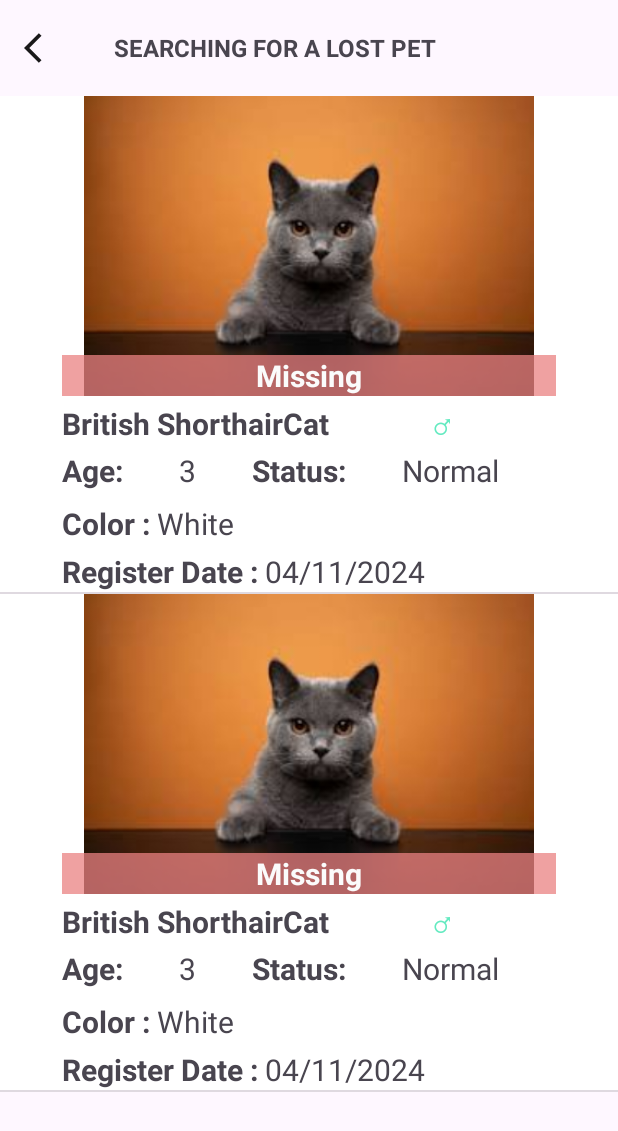
After one commit to vvvjey/Pet_Finder_Appp, an Android app: the SearchingLostPetActivity screen opened directly, with no data from a screen before it, on a phone screen of 412 x 824 dp. The commit adds this screen. Shown: the top 1131 px of the screen. Run offline under Robolectric (Android 15) with nearby library versions, the phone set to English and light mode, and no system bars.

Commit message:
SearchingLostPetActivitt

```diff
--- a/app/src/main/AndroidManifest.xml
+++ b/app/src/main/AndroidManifest.xml
@@ -12,6 +12,11 @@
         android:supportsRtl="true"
         android:theme="@style/Theme.Pet_Finder_App"
         tools:targetApi="31">
+        <activity android:name=".SearchingLostPetActivity"
+            android:parentActivityName=".MainActivity"
+            >
+
+        </activity>
         <activity
             android:name=".MainActivity"
             android:exported="true">
--- a/app/src/main/java/com/example/pet_finder_app/MainActivity.java
+++ b/app/src/main/java/com/example/pet_finder_app/MainActivity.java
@@ -1,6 +1,9 @@
 package com.example.pet_finder_app;
 
+import android.content.Intent;
 import android.os.Bundle;
+import android.view.View;
+import android.widget.Button;
 
 import androidx.activity.EdgeToEdge;
 import androidx.appcompat.app.AppCompatActivity;
@@ -9,7 +12,7 @@ import androidx.core.view.ViewCompat;
 import androidx.core.view.WindowInsetsCompat;
 
 public class MainActivity extends AppCompatActivity {
-
+    Button btn;
     @Override
     protected void onCreate(Bundle savedInstanceState) {
         super.onCreate(savedInstanceState);
@@ -20,5 +23,12 @@ public class MainActivity extends AppCompatActivity {
             v.setPadding(systemBars.left, systemBars.top, systemBars.right, systemBars.bottom);
             return insets;
         });
+        btn = findViewById(R.id.button);
+        btn.setOnClickListener(new View.OnClickListener() {
+            @Override
+            public void onClick(View v) {
+                startActivity(new Intent(getApplicationContext(),SearchingLostPetActivity.class));
+            }
+        });
     }
 }
--- /dev/null
+++ b/app/src/main/java/com/example/pet_finder_app/SearchingLostPetActivity.java
@@ -0,0 +1,43 @@
+package com.example.pet_finder_app;
+
+import android.content.Intent;
+import android.os.Bundle;
+import android.view.View;
+import android.widget.Button;
+import android.widget.ListView;
+
+import androidx.appcompat.widget.Toolbar;
+
+import androidx.activity.EdgeToEdge;
+import androidx.appcompat.app.AppCompatActivity;
+import androidx.core.graphics.Insets;
+import androidx.core.view.ViewCompat;
+import androidx.core.view.WindowInsetsCompat;
+
+import java.util.ArrayList;
+
+public class SearchingLostPetActivity extends AppCompatActivity {
+    Toolbar arrowBack;
+    ListView lv;
+    SearchingLostPetAdapter adapter;
+    ArrayList<String> arrayList;
+    protected void onCreate(Bundle savedInstanceState) {
+        super.onCreate(savedInstanceState);
+        setContentView(R.layout.searching_lost_pet);
+        arrowBack = findViewById(R.id.toolbarArrowBack);
+        arrowBack.setOnClickListener(new View.OnClickListener() {
+            @Override
+            public void onClick(View v) {
+                startActivity(new Intent(getApplicationContext(),MainActivity.class));
+            }
+        });
+        arrayList = new ArrayList<String>();
+        arrayList.add("ABC");
+        arrayList.add("ABC");
+        lv = findViewById(R.id.lv);
+        adapter = new SearchingLostPetAdapter(this,R.layout.searching_lost_pet_item,arrayList);
+        lv.setAdapter(adapter);
+
+    }
+
+}
--- /dev/null
+++ b/app/src/main/java/com/example/pet_finder_app/SearchingLostPetAdapter.java
@@ -0,0 +1,27 @@
+package com.example.pet_finder_app;
+
+import android.app.Activity;
+import android.view.LayoutInflater;
+import android.view.View;
+import android.view.ViewGroup;
+import android.widget.ArrayAdapter;
+import android.widget.TextView;
+
+import java.util.ArrayList;
+
+public class SearchingLostPetAdapter extends ArrayAdapter<String> {
+    private Activity context;
+
+    public SearchingLostPetAdapter(Activity context, int layoutID, ArrayList<String> objects){
+        super(context, layoutID, objects);
+        this.context = context;
+    }
+    public View getView(final int position, View convertView, ViewGroup parent){
+        if (convertView == null) {
+            convertView =
+                    LayoutInflater.from(context).inflate(R.layout.searching_lost_pet_item, null,
+                            false);
+        }
+        return convertView;
+    }
+}
--- /dev/null
+++ b/app/src/main/res/drawable/arrow_back_ios_24.xml
@@ -0,0 +1,5 @@
+<vector xmlns:android="http://schemas.android.com/apk/res/android" android:alpha="0.9" android:autoMirrored="true" android:height="24dp" android:tint="#000000" android:viewportHeight="24" android:viewportWidth="24" android:width="24dp">
+
+    <path android:fillColor="@android:color/white" android:pathData="M11.67,3.87L9.9,2.1 0,12l9.9,9.9 1.77,-1.77L3.54,12z"/>
+
+</vector>
--- /dev/null
+++ b/app/src/main/res/drawable/baseline_arrow_back_24.xml
@@ -0,0 +1,5 @@
+<vector xmlns:android="http://schemas.android.com/apk/res/android" android:autoMirrored="true" android:height="24dp" android:tint="#000000" android:viewportHeight="24" android:viewportWidth="24" android:width="24dp">
+
+    <path android:fillColor="@android:color/white" android:pathData="M20,11H7.83l5.59,-5.59L12,4l-8,8 8,8 1.41,-1.41L7.83,13H20v-2z"/>
+
+</vector>
--- /dev/null
+++ b/app/src/main/res/drawable/bottom_border_gray.xml
@@ -0,0 +1,10 @@
+<?xml version="1.0" encoding="utf-8"?>
+<selector xmlns:android="http://schemas.android.com/apk/res/android">
+    <shape xmlns:android="http://schemas.android.com/apk/res/android"
+        android:shape="rectangle">
+        <solid android:color="@android:color/transparent" />
+        <stroke
+            android:width="12dp"
+            android:color="#808080" /> <!-- Set the color of the border here -->
+    </shape>
+</selector>
--- a/app/src/main/res/layout/activity_main.xml
+++ b/app/src/main/res/layout/activity_main.xml
@@ -7,13 +7,9 @@
     android:layout_height="match_parent"
     tools:context=".MainActivity">
 
-    <TextView
+    <Button
+        android:id="@+id/button"
         android:layout_width="wrap_content"
         android:layout_height="wrap_content"
-        android:text="Hello World!"
-        app:layout_constraintBottom_toBottomOf="parent"
-        app:layout_constraintEnd_toEndOf="parent"
-        app:layout_constraintStart_toStartOf="parent"
-        app:layout_constraintTop_toTopOf="parent" />
-
+        android:text="Back" />
 </androidx.constraintlayout.widget.ConstraintLayout>
--- /dev/null
+++ b/app/src/main/res/layout/searching_lost_pet.xml
@@ -0,0 +1,48 @@
+<?xml version="1.0" encoding="utf-8"?>
+<androidx.constraintlayout.widget.ConstraintLayout xmlns:android="http://schemas.android.com/apk/res/android"
+    xmlns:app="http://schemas.android.com/apk/res-auto"
+    xmlns:tools="http://schemas.android.com/tools"
+    android:layout_width="match_parent"
+    android:layout_height="match_parent">
+
+    <LinearLayout
+        android:layout_width="match_parent"
+        android:layout_height="match_parent"
+        android:orientation="vertical">
+
+        <LinearLayout
+            android:layout_width="match_parent"
+            android:layout_height="wrap_content"
+            android:background="@drawable/bottom_border_gray"
+            android:orientation="horizontal"
+
+            >
+
+            <androidx.appcompat.widget.Toolbar
+                android:id="@+id/toolbarArrowBack"
+                android:layout_width="wrap_content"
+                android:layout_height="wrap_content"
+                android:layout_weight="0"
+                android:minHeight="?attr/actionBarSize"
+                android:theme="?attr/actionBarTheme"
+                app:navigationIcon="@drawable/arrow_back_ios_24" />
+
+            <TextView
+                android:id="@+id/textView"
+                android:layout_width="wrap_content"
+                android:layout_height="match_parent"
+                android:layout_marginLeft="20dp"
+                android:gravity="center_vertical|fill_vertical"
+                android:text="SEARCHING FOR A LOST PET"
+                android:textSize="16sp"
+                android:textStyle="bold" />
+
+        </LinearLayout>
+
+        <ListView
+            android:id="@+id/lv"
+            android:layout_width="match_parent"
+            android:layout_height="match_parent" />
+
+    </LinearLayout>
+</androidx.constraintlayout.widget.ConstraintLayout>
--- /dev/null
+++ b/app/src/main/res/layout/searching_lost_pet_item.xml
@@ -0,0 +1,167 @@
+<?xml version="1.0" encoding="utf-8"?>
+<androidx.constraintlayout.widget.ConstraintLayout xmlns:android="http://schemas.android.com/apk/res/android"
+    xmlns:app="http://schemas.android.com/apk/res-auto"
+    xmlns:tools="http://schemas.android.com/tools"
+    android:layout_width="match_parent"
+    android:layout_height="wrap_content"
+    android:layout_margin="0dp"
+    android:layout_marginTop="20dp"
+    android:background="#FFFFFF">
+
+    <androidx.constraintlayout.widget.ConstraintLayout
+        android:id="@+id/parentLayout"
+        android:layout_width="0dp"
+        android:layout_height="wrap_content"
+        app:layout_constraintEnd_toEndOf="parent"
+        app:layout_constraintHorizontal_bias="0.5"
+        app:layout_constraintStart_toStartOf="parent"
+        app:layout_constraintWidth_percent="0.8">
+
+        <ImageView
+            android:id="@+id/imageView3"
+            android:layout_width="match_parent"
+            android:layout_height="200dp"
+            android:src="@drawable/cat"
+            android:visibility="visible"
+
+            />
+
+        <TextView
+            android:id="@+id/typeMissing"
+            android:layout_width="match_parent"
+            android:layout_height="wrap_content"
+            android:background="#BEEA8282"
+            android:text="Missing"
+            android:textAlignment="center"
+            android:textColor="#FBFBFB"
+            android:textSize="20sp"
+            android:textStyle="bold"
+            app:layout_constraintBottom_toBottomOf="@+id/imageView3"
+            tools:layout_editor_absoluteX="16dp" />
+
+        <LinearLayout
+            android:id="@+id/linearLayout"
+            android:layout_width="match_parent"
+            android:layout_height="wrap_content"
+            android:layout_marginTop="4dp"
+            android:orientation="horizontal"
+            app:layout_constraintTop_toBottomOf="@+id/imageView3">
+
+            <TextView
+                android:id="@+id/textView4"
+                android:layout_width="wrap_content"
+                android:layout_height="wrap_content"
+                android:layout_weight="1"
+                android:text="British ShorthairCat"
+                android:textSize="20sp"
+                android:textStyle="bold" />
+
+            <TextView
+                android:id="@+id/textView5"
+                android:layout_width="wrap_content"
+                android:layout_height="wrap_content"
+                android:layout_weight="1"
+                android:text="♂"
+                android:textColor="#63EAC0"
+                android:textSize="20sp" />
+        </LinearLayout>
+
+        <LinearLayout
+            android:id="@+id/linearLayout2"
+            android:layout_width="match_parent"
+            android:layout_height="wrap_content"
+            android:layout_marginTop="4dp"
+            android:layout_weight="0"
+            android:orientation="horizontal"
+            app:layout_constraintTop_toBottomOf="@+id/linearLayout"
+            tools:layout_editor_absoluteX="0dp">
+
+            <TextView
+                android:id="@+id/textView6"
+                android:layout_width="wrap_content"
+                android:layout_height="wrap_content"
+                android:layout_weight="1"
+                android:text="Age:"
+                android:textSize="20sp"
+                android:textStyle="bold" />
+
+            <TextView
+                android:id="@+id/ageMissingPet"
+                android:layout_width="wrap_content"
+                android:layout_height="wrap_content"
+                android:layout_weight="1"
+                android:text="3"
+                android:textSize="20sp" />
+
+            <TextView
+                android:id="@+id/textView8"
+                android:layout_width="wrap_content"
+                android:layout_height="wrap_content"
+                android:layout_weight="1"
+                android:text="Status:"
+                android:textSize="20sp"
+                android:textStyle="bold" />
+
+            <TextView
+                android:id="@+id/statusMissingPet"
+                android:layout_width="wrap_content"
+                android:layout_height="wrap_content"
+                android:layout_weight="1"
+                android:text="Normal"
+                android:textSize="20sp" />
+        </LinearLayout>
+
+        <LinearLayout
+            android:id="@+id/linearLayout3"
+            android:layout_width="match_parent"
+            android:layout_height="wrap_content"
+            android:layout_marginTop="8dp"
+            android:orientation="horizontal"
+            app:layout_constraintTop_toBottomOf="@+id/linearLayout2"
+            tools:layout_editor_absoluteX="16dp">
+
+            <TextView
+                android:id="@+id/textView11"
+                android:layout_width="wrap_content"
+                android:layout_height="wrap_content"
+                android:layout_weight="0"
+                android:text="Color : "
+                android:textSize="20sp"
+                android:textStyle="bold" />
+
+            <TextView
+                android:id="@+id/colorMissingPet"
+                android:layout_width="wrap_content"
+                android:layout_height="wrap_content"
+                android:layout_weight="0"
+                android:text="White"
+                android:textSize="20sp" />
+        </LinearLayout>
+
+        <LinearLayout
+            android:layout_width="match_parent"
+            android:layout_height="wrap_content"
+            android:layout_marginTop="32dp"
+            android:orientation="horizontal"
+            app:layout_constraintTop_toTopOf="@+id/linearLayout3"
+            tools:layout_editor_absoluteX="0dp">
+
+            <TextView
+                android:id="@+id/textView13"
+                android:layout_width="wrap_content"
+                android:layout_height="wrap_content"
+                android:text="Register Date : "
+                android:textSize="20sp"
+                android:textStyle="bold" />
+
+            <TextView
+                android:id="@+id/registerDateMissingPet"
+                android:layout_width="wrap_content"
+                android:layout_height="wrap_content"
+                android:text="04/11/2024"
+                android:textSize="20sp" />
+        </LinearLayout>
+
+    </androidx.constraintlayout.widget.ConstraintLayout>
+
+</androidx.constraintlayout.widget.ConstraintLayout>
```
Also changed, not shown: app/src/main/res/drawable/cat.jpg (added).
